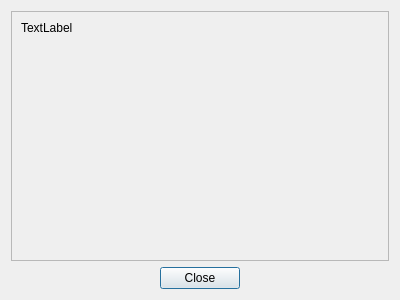
This is Application/daata_v1_0/Utilities/Popups/dialog_info.ui in Georgia-Tech-Off-Road/DAQ as Qt 5 draws it before an edit. The edited form follows.
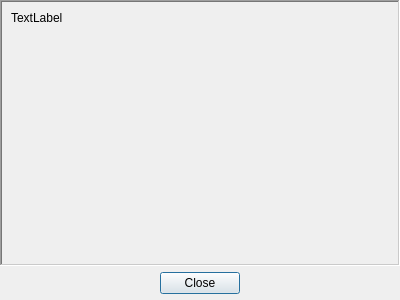
This is the edited form.

```diff
--- a/Application/daata_v1_0/Utilities/Popups/dialog_info.ui
+++ b/Application/daata_v1_0/Utilities/Popups/dialog_info.ui
@@ -14,6 +14,18 @@
    <string>Dialog</string>
   </property>
   <layout class="QGridLayout" name="gridLayout">
+   <property name="leftMargin">
+    <number>0</number>
+   </property>
+   <property name="topMargin">
+    <number>0</number>
+   </property>
+   <property name="rightMargin">
+    <number>0</number>
+   </property>
+   <property name="bottomMargin">
+    <number>6</number>
+   </property>
    <item row="1" column="0">
     <widget class="QDialogButtonBox" name="buttonBox">
      <property name="orientation">
@@ -29,6 +41,20 @@
    </item>
    <item row="0" column="0">
     <widget class="QScrollArea" name="scrollArea">
+     <property name="font">
+      <font>
+       <kerning>true</kerning>
+      </font>
+     </property>
+     <property name="frameShape">
+      <enum>QFrame::WinPanel</enum>
+     </property>
+     <property name="frameShadow">
+      <enum>QFrame::Sunken</enum>
+     </property>
+     <property name="lineWidth">
+      <number>2</number>
+     </property>
      <property name="widgetResizable">
       <bool>true</bool>
      </property>
@@ -37,8 +63,8 @@
        <rect>
         <x>0</x>
         <y>0</y>
-        <width>380</width>
-        <height>251</height>
+        <width>396</width>
+        <height>261</height>
        </rect>
       </property>
       <layout class="QGridLayout" name="gridLayout_2">
```
